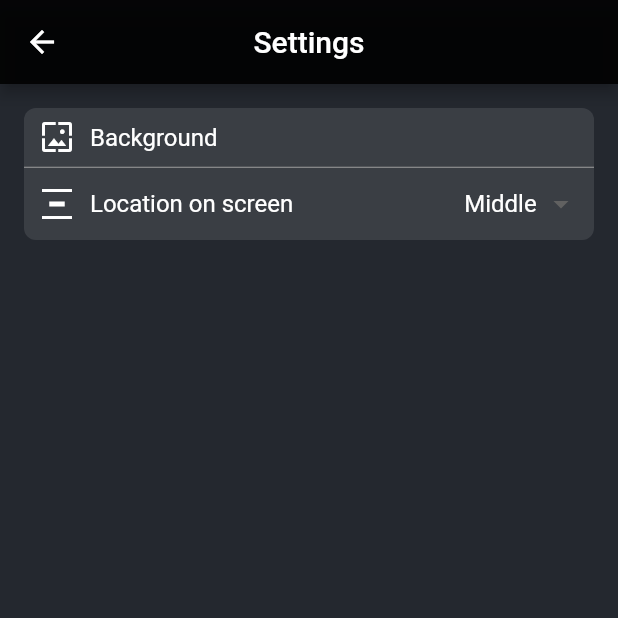
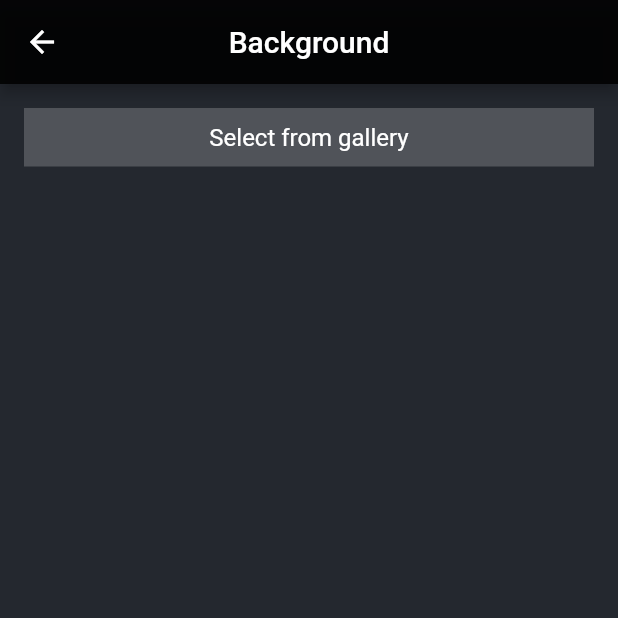
Before and after one commit to DenisTc/countdown_app, a Flutter app: the SettingsScreen screen opened directly, after a tap on "Background", on a phone screen of 412 x 824 dp, the top half of it. Run offline on Flutter 3.47's test engine with Material 2 defaults, Android fonts, the phone set to English and light mode, and no system bars; our stand-ins replace image_picker, shared_preferences; accounts and stored records are empty.

Commit message:
Add BackgroundScreen

```diff
--- /dev/null
+++ b/lib/screens/background_screen.dart
@@ -0,0 +1,224 @@
+import 'dart:io';
+import 'package:flutter/material.dart';
+import 'package:flutter/services.dart';
+import 'package:image_picker/image_picker.dart';
+import 'package:path_provider/path_provider.dart';
+import 'package:shared_preferences/shared_preferences.dart';
+
+class BackgroundScreen extends StatefulWidget {
+  const BackgroundScreen({Key? key}) : super(key: key);
+
+  @override
+  _BackgroundScreenState createState() => _BackgroundScreenState();
+}
+
+class _BackgroundScreenState extends State<BackgroundScreen> {
+  ImagePicker imagePicker = ImagePicker();
+  List<String> images = [];
+  List<FileSystemEntity> files = [];
+  List<XFile> imageFileList = [];
+
+  @override
+  Widget build(BuildContext context) {
+    return Scaffold(
+      appBar: AppBar(
+        title: const Text('Background'),
+        centerTitle: true,
+        backgroundColor: Colors.black87,
+      ),
+      backgroundColor: const Color(0xFF24282F),
+      body: Padding(
+        padding: const EdgeInsets.all(16.0),
+        child: Column(
+          children: [
+            InkWell(
+              onTap: () {
+                _selectImgFromGallery();
+              },
+              child: Container(
+                padding: const EdgeInsets.all(10),
+                width: MediaQuery.of(context).size.width,
+                decoration: BoxDecoration(
+                  color: Colors.white.withOpacity(0.2),
+                ),
+                child: const Text(
+                  'Select from gallery',
+                  style: TextStyle(
+                    color: Colors.white,
+                    fontSize: 16,
+                  ),
+                  textAlign: TextAlign.center,
+                ),
+              ),
+            ),
+            Expanded(
+              child: FutureBuilder<List<FileSystemEntity>>(
+                future: _getImagesFromLocalStorage(),
+                builder: (context, snapshot) {
+                  if (snapshot.connectionState == ConnectionState.waiting ||
+                      snapshot.connectionState == ConnectionState.none) {
+                    return const Center(child: CircularProgressIndicator());
+                  } else if (snapshot.hasData) {
+                    final images = snapshot.data!;
+
+                    return GridView.builder(
+                      itemCount: images.length,
+                      gridDelegate:
+                          const SliverGridDelegateWithMaxCrossAxisExtent(
+                        maxCrossAxisExtent: 250,
+                        mainAxisSpacing: 10,
+                      ),
+                      itemBuilder: (context, index) {
+                        final imagePath = images[index].path;
+
+                        return Stack(
+                          children: [
+                            Container(
+                              height: 200,
+                              width: 200,
+                              padding: const EdgeInsets.all(16),
+                              child: Image(
+                                image: AssetImage(imagePath),
+                                fit: BoxFit.cover,
+                              ),
+                            ),
+                            FutureBuilder(
+                              future: _getCurrentBackground(),
+                              builder: (context, snapshot) {
+                                if (snapshot.hasData) {
+                                  if (snapshot.data ==
+                                      imagePath.split('/').last) {
+                                    return Center(
+                                      child: Material(
+                                        color: Colors.black.withOpacity(0.5),
+                                        borderRadius: BorderRadius.circular(50),
+                                        child: const SizedBox(
+                                          height: 50,
+                                          width: 50,
+                                          child: InkWell(
+                                            borderRadius: BorderRadius.all(
+                                                Radius.circular(50)),
+                                            child: Icon(
+                                              Icons.check,
+                                              color: Colors.white,
+                                              size: 50,
+                                            ),
+                                          ),
+                                        ),
+                                      ),
+                                    );
+                                  }
+                                  return Stack(
+                                    children: [
+                                      Material(
+                                        color: Colors.transparent,
+                                        child: InkWell(
+                                          onTap: () {
+                                            _addImageToSF(imagePath);
+                                          },
+                                        ),
+                                      ),
+                                      Positioned(
+                                        top: 20,
+                                        right: 20,
+                                        child: Material(
+                                          color: Colors.transparent,
+                                          child: SizedBox(
+                                            height: 50,
+                                            width: 50,
+                                            child: InkWell(
+                                              onTap: () {
+                                                _deleteImageFromSP(imagePath);
+                                              },
+                                              borderRadius:
+                                                  const BorderRadius.all(
+                                                      Radius.circular(50)),
+                                              child: const Icon(
+                                                Icons.delete,
+                                                color: Colors.white,
+                                              ),
+                                            ),
+                                          ),
+                                        ),
+                                      ),
+                                    ],
+                                  );
+                                }
+                                return const SizedBox.shrink();
+                              },
+                            ),
+                          ],
+                        );
+                      },
+                    );
+                  }
+
+                  return const SizedBox.shrink();
+                },
+              ),
+            ),
+          ],
+        ),
+      ),
+    );
+  }
+
+  /// Get image from local storage
+  Future<List<FileSystemEntity>> _getImagesFromLocalStorage() async {
+    final directory = (await getApplicationDocumentsDirectory()).path;
+    files = Directory('$directory/')
+        .listSync()
+        .where((element) => element.path.contains('.jpg'))
+        .toList();
+
+    return files;
+  }
+
+  /// Save image to local storage
+  _saveImageToLocalStorage(String filePath) async {
+    final directory = (await getApplicationDocumentsDirectory()).path;
+    final fileName = filePath.split('/').last;
+    File file = await File('$directory/$fileName').create(recursive: true);
+    ByteData byteData = await rootBundle.load(filePath);
+
+    await file.writeAsBytes(byteData.buffer
+        .asUint8List(byteData.offsetInBytes, byteData.lengthInBytes));
+  }
+
+  /// Delete image from local storage
+  void _deleteImageFromSP(String name) async {
+    await File(name).delete();
+    setState(() {});
+  }
+
+  /// Add image to shared preferences as background
+  _addImageToSF(String name) async {
+    SharedPreferences prefs = await SharedPreferences.getInstance();
+    prefs.setString('background', name);
+    setState(() {});
+  }
+
+  /// Get current backgroud from shared preferences
+  Future<String> _getCurrentBackground() async {
+    SharedPreferences prefs = await SharedPreferences.getInstance();
+    return prefs.getString('background')?.split('/').last ?? '';
+  }
+
+  /// Select image from gallery
+  Future<void> _selectImgFromGallery() async {
+    final selectedImages = await imagePicker.pickMultiImage(
+      maxHeight: 1000,
+      maxWidth: 1000,
+      imageQuality: 70,
+    );
+
+    if (selectedImages == null) return;
+
+    imageFileList = selectedImages;
+    for (var image in selectedImages) {
+      _saveImageToLocalStorage(image.path);
+    }
+
+    setState(() {});
+  }
+}
--- a/lib/screens/countdown_screen.dart
+++ b/lib/screens/countdown_screen.dart
@@ -38,10 +38,10 @@ class _HomePageState extends State<CountdownScreen>
   Future<File?> _getBackgroundFromSP() async {
     SharedPreferences prefs = await SharedPreferences.getInstance();
     final directory = (await getApplicationDocumentsDirectory()).path;
-    if (prefs.getString('selectedBackground') != null) {
+    if (prefs.getString('background') != null) {
       return File(directory +
           '/' +
-          prefs.getString('selectedBackground')!.split('/').last);
+          prefs.getString('background')!.split('/').last);
     }
     return null;
   }
--- a/lib/screens/settings_screen.dart
+++ b/lib/screens/settings_screen.dart
@@ -1,3 +1,4 @@
+import 'package:countdown_calendar/screens/background_screen.dart';
 import 'package:flutter/material.dart';
 import 'dart:async' show Future;
 import 'package:shared_preferences/shared_preferences.dart';
@@ -62,12 +63,12 @@ class _SettingsScreenState extends State<SettingsScreen> {
                   ],
                 ),
                 onTap: () {
-                  // Navigator.push(
-                  //   context,
-                  //   MaterialPageRoute(builder: (context) {
-                  //     return const BackgroundScreen();
-                  //   }),
-                  // );
+                  Navigator.push(
+                    context,
+                    MaterialPageRoute(builder: (context) {
+                      return const BackgroundScreen();
+                    }),
+                  );
                 },
               ),
               const Divider(
```
